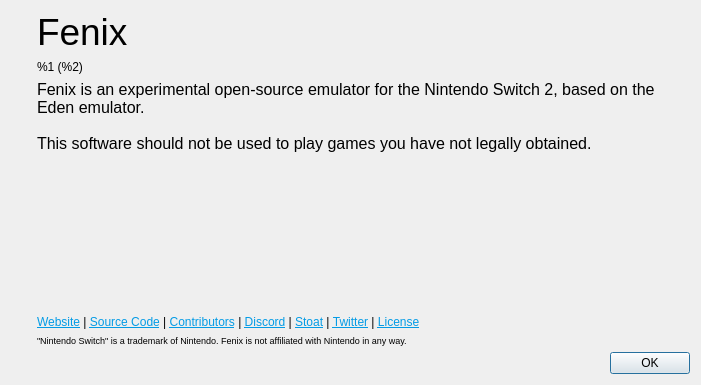
This is src/yuzu/aboutdialog.ui in Ramses063/Eglantine-RTX5050-I9-7900X as Qt 5 draws it before an edit. The edited form follows.
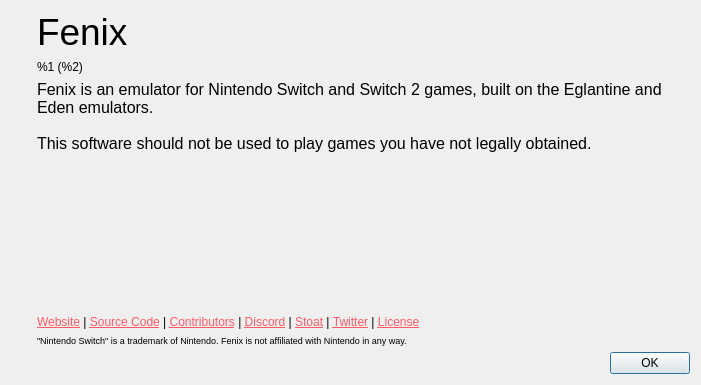
This is the edited form. Icons and pictures are not drawn.

Commit message: Fenix: a new look for the whole app, and a one-press debug report

```diff
--- a/src/yuzu/aboutdialog.ui
+++ b/src/yuzu/aboutdialog.ui
@@ -102,7 +102,7 @@
 li.unchecked::marker { content: &quot;\2610&quot;; }
 li.checked::marker { content: &quot;\2612&quot;; }
 &lt;/style&gt;&lt;/head&gt;&lt;body style=&quot; font-family:'Noto Sans'; font-size:9pt; font-weight:400; font-style:normal;&quot;&gt;
-&lt;p style=&quot; margin-top:0px; margin-bottom:0px; margin-left:0px; margin-right:0px; -qt-block-indent:0; text-indent:0px;&quot;&gt;&lt;span style=&quot; font-family:'MS Shell Dlg 2'; font-size:12pt;&quot;&gt;Fenix is an experimental open-source emulator for the Nintendo Switch 2, based on the Eden emulator. &lt;br /&gt;&lt;br /&gt;This software should not be used to play games you have not legally obtained.&lt;/span&gt;&lt;/p&gt;&lt;/body&gt;&lt;/html&gt;</string>
+&lt;p style=&quot; margin-top:0px; margin-bottom:0px; margin-left:0px; margin-right:0px; -qt-block-indent:0; text-indent:0px;&quot;&gt;&lt;span style=&quot; font-family:'MS Shell Dlg 2'; font-size:12pt;&quot;&gt;Fenix is an emulator for Nintendo Switch and Switch 2 games, built on the Eglantine and Eden emulators. &lt;br /&gt;&lt;br /&gt;This software should not be used to play games you have not legally obtained.&lt;/span&gt;&lt;/p&gt;&lt;/body&gt;&lt;/html&gt;</string>
          </property>
          <property name="alignment">
           <set>Qt::AlignmentFlag::AlignLeading|Qt::AlignmentFlag::AlignLeft|Qt::AlignmentFlag::AlignVCenter</set>
@@ -128,7 +128,7 @@
        <item>
         <widget class="QLabel" name="labelLinks">
          <property name="text">
-          <string>&lt;html&gt;&lt;head/&gt;&lt;body&gt;&lt;p&gt;&lt;a href=&quot;https://eden-emulator.github.io/&quot;&gt;&lt;span style=&quot; text-decoration: underline; color:#039be5;&quot;&gt;Website&lt;/span&gt;&lt;/a&gt; | &lt;a href=&quot;https://git.eden-emu.dev&quot;&gt;&lt;span style=&quot; text-decoration: underline; color:#039be5;&quot;&gt;Source Code&lt;/span&gt;&lt;/a&gt; | &lt;a href=&quot;https://git.eden-emu.dev/eden-emu/eden/activity/contributors&quot;&gt;&lt;span style=&quot; text-decoration: underline; color:#039be5;&quot;&gt;Contributors&lt;/span&gt;&lt;/a&gt; | &lt;a href=&quot;https://discord.gg/HstXbPch7X&quot;&gt;&lt;span style=&quot; text-decoration: underline; color:#039be5;&quot;&gt;Discord&lt;/span&gt;&lt;/a&gt; | &lt;a href=&quot;https://stt.gg/qKgFEAbH&quot;&gt;&lt;span style=&quot; text-decoration: underline; color:#039be5;&quot;&gt;Stoat&lt;/span&gt;&lt;/a&gt; | &lt;a href=&quot;https://nitter.poast.org/edenemuofficial&quot;&gt;&lt;span style=&quot; text-decoration: underline; color:#039be5;&quot;&gt;Twitter&lt;/span&gt;&lt;/a&gt; | &lt;a href=&quot;https://git.eden-emu.dev/eden-emu/eden/src/branch/master/LICENSE.txt&quot;&gt;&lt;span style=&quot; text-decoration: underline; color:#039be5;&quot;&gt;License&lt;/span&gt;&lt;/a&gt;&lt;/p&gt;&lt;/body&gt;&lt;/html&gt;</string>
+          <string>&lt;html&gt;&lt;head/&gt;&lt;body&gt;&lt;p&gt;&lt;a href=&quot;https://eden-emulator.github.io/&quot;&gt;&lt;span style=&quot; text-decoration: underline; color:#ff5a66;&quot;&gt;Website&lt;/span&gt;&lt;/a&gt; | &lt;a href=&quot;https://git.eden-emu.dev&quot;&gt;&lt;span style=&quot; text-decoration: underline; color:#ff5a66;&quot;&gt;Source Code&lt;/span&gt;&lt;/a&gt; | &lt;a href=&quot;https://git.eden-emu.dev/eden-emu/eden/activity/contributors&quot;&gt;&lt;span style=&quot; text-decoration: underline; color:#ff5a66;&quot;&gt;Contributors&lt;/span&gt;&lt;/a&gt; | &lt;a href=&quot;https://discord.gg/HstXbPch7X&quot;&gt;&lt;span style=&quot; text-decoration: underline; color:#ff5a66;&quot;&gt;Discord&lt;/span&gt;&lt;/a&gt; | &lt;a href=&quot;https://stt.gg/qKgFEAbH&quot;&gt;&lt;span style=&quot; text-decoration: underline; color:#ff5a66;&quot;&gt;Stoat&lt;/span&gt;&lt;/a&gt; | &lt;a href=&quot;https://nitter.poast.org/edenemuofficial&quot;&gt;&lt;span style=&quot; text-decoration: underline; color:#ff5a66;&quot;&gt;Twitter&lt;/span&gt;&lt;/a&gt; | &lt;a href=&quot;https://git.eden-emu.dev/eden-emu/eden/src/branch/master/LICENSE.txt&quot;&gt;&lt;span style=&quot; text-decoration: underline; color:#ff5a66;&quot;&gt;License&lt;/span&gt;&lt;/a&gt;&lt;/p&gt;&lt;/body&gt;&lt;/html&gt;</string>
          </property>
          <property name="openExternalLinks">
           <bool>true</bool>
```
The commit also changes 22 other files.
